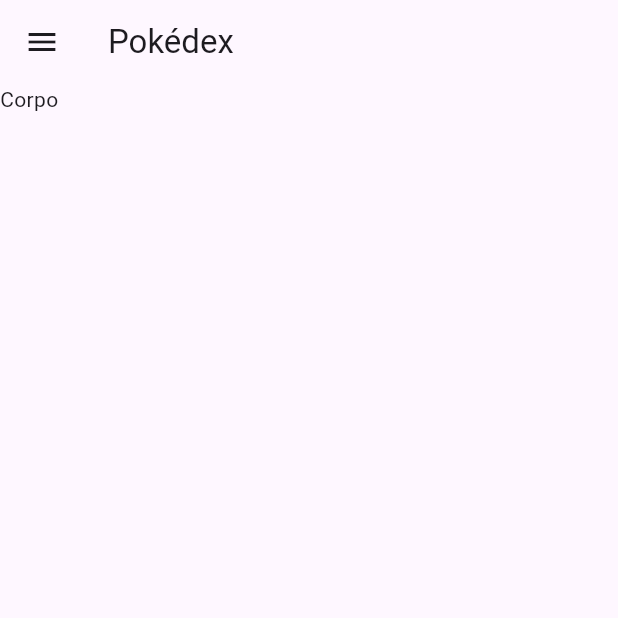
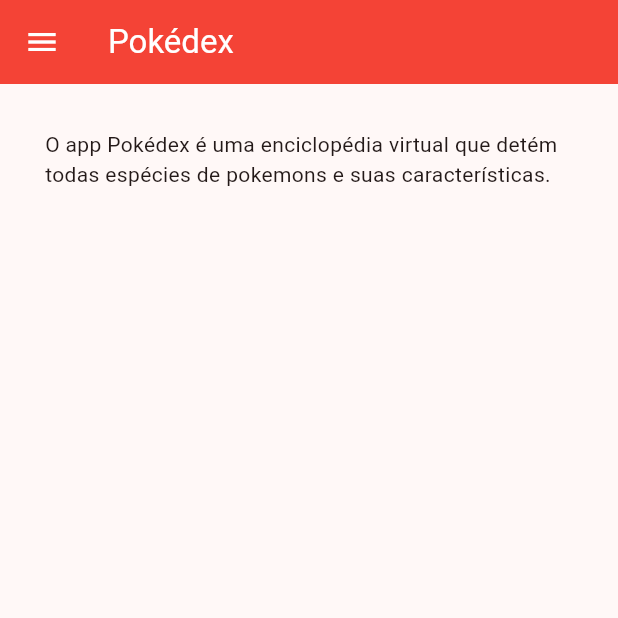
Before and after one commit to phelyppealex/pokedex-flutter, a Flutter app: the screen it shows after launch, on a phone screen of 412 x 824 dp, the top half of it. Run offline on Flutter 3.47's test engine with Material 3 defaults, Android fonts, the phone set to English and light mode, and no system bars; our stand-ins replace connectivity_plus, floor, sqflite; accounts and stored records are empty; generated files the repository leaves out were written again.

Commit message:
Telas captura e capiturados criadas

```diff
--- a/lib/dominio/pokemon.dart
+++ b/lib/dominio/pokemon.dart
@@ -6,10 +6,11 @@
   int? id;
   String nome;
   String especie;
-  double altura;
-  double peso;
+  int altura;
+  int peso;
   String habilidade;
   String tipo;
+  String imagem;
 
   Pokemon({
     this.id,
@@ -19,5 +20,6 @@
     required this.peso,
     required this.habilidade,
     required this.tipo,
+    required this.imagem,
   });
 }
--- a/lib/interface/tela_home.dart
+++ b/lib/interface/tela_home.dart
@@ -1,28 +1,69 @@
 
 import 'package:flutter/material.dart';
+import 'package:terceira_prova/interface/tela_captura.dart';
+import 'package:terceira_prova/interface/tela_pokemon_capturado.dart';
 import 'package:terceira_prova/interface/tela_sobre.dart';
+import 'package:terceira_prova/persistencia/pokemon_dao.dart';
+import 'package:terceira_prova/widget/sobre_app.dart';
 
 class TelaHome extends StatelessWidget {
-  const TelaHome({super.key});
+  final PokemonDao pokemonDao;
+
+  const TelaHome({
+    super.key,
+    required this.pokemonDao,
+  });
 
   @override
   Widget build(BuildContext context) {
     return Scaffold(
       appBar: AppBar(
-        title: Text('Pokédex'),
+        title: const Text('Pokédex'),
+        foregroundColor: Colors.white,
+        backgroundColor: Colors.red,
       ),
-      body: Text('Corpo'),
-      drawer: TextButton(
-        child: Text('sobre'),
+      body: const SobreApp(),
+      drawer: Drawer(
+        backgroundColor: Colors.white,
+        child: Column(
+          mainAxisAlignment: MainAxisAlignment.center,
+          children: [
+            TextButton(
+              child: const Text('CAPTURAR POKEMONS'),
               onPressed: () {
                 Navigator.push(
                   context,
                   MaterialPageRoute(
-              builder: (context) => TelaSobre()
+                    builder: (context) => TelaCaptura(pokemonDao: pokemonDao)
                   ),
                 );
-        } ,
+              },
             ),
+            TextButton(
+              child: const Text('POKEMONS CAPTURADOS'),
+              onPressed: () {
+                Navigator.push(
+                  context,
+                  MaterialPageRoute(
+                    builder: (context) => TelaPokemonCapturado(pokemonDao: pokemonDao)
+                  ),
+                );
+              },
+            ),
+            TextButton(
+              child: const Text('SOBRE NÓS'),
+              onPressed: () {
+                Navigator.push(
+                  context,
+                  MaterialPageRoute(
+                    builder: (context) => TelaSobre(pokemonDao: pokemonDao)
+                  ),
+                );
+              },
+            ),
+          ]
+        )
+      )
     );
   }
 }
--- a/lib/main.dart
+++ b/lib/main.dart
@@ -1,32 +1,37 @@
 import 'package:flutter/material.dart';
 import 'package:terceira_prova/interface/tela_home.dart';
+import 'package:terceira_prova/database/app_database.dart';
+import 'package:terceira_prova/persistencia/pokemon_dao.dart';
 
 Future<void> main() async {
   WidgetsFlutterBinding.ensureInitialized();
 
-  /*
   final database = await $FloorAppDatabase
     .databaseBuilder('app_database.db')
     .build();
 
-  final dao = database.professorDao;
-  */
+  final pokemonDao = database.pokemonDao;
 
-  runApp(const MyApp());
+  runApp(MyApp(pokemonDao: pokemonDao));
 }
 
 class MyApp extends StatelessWidget {
-  const MyApp({super.key});
+  final PokemonDao pokemonDao;
+  const MyApp({
+    super.key,
+    required this.pokemonDao
+  });
 
   @override
   Widget build(BuildContext context) {
     return MaterialApp(
+      debugShowCheckedModeBanner: false,
       title: 'Pokédex',
       theme: ThemeData(
-        colorScheme: ColorScheme.fromSeed(seedColor: Colors.deepPurple),
+        colorScheme: ColorScheme.fromSeed(seedColor: Colors.red),
         useMaterial3: true,
       ),
-      home: TelaHome(),
+      home: TelaHome(pokemonDao: pokemonDao),
     );
   }
 }
--- /dev/null
+++ b/lib/widget/sobre_app.dart
@@ -0,0 +1,19 @@
+import 'package:flutter/material.dart';
+
+class SobreApp extends StatelessWidget {
+  const SobreApp({super.key});
+
+  @override
+  Widget build(BuildContext context) {
+    return const Align(
+      child: Padding(
+        padding: EdgeInsets.all(30),
+        child: Column(
+          children: [
+            Text('O app Pokédex é uma enciclopédia virtual que detém todas espécies de pokemons e suas características.')
+          ]
+        ),
+      )
+    );
+  }
+}
--- a/pubspec.yaml
+++ b/pubspec.yaml
@@ -38,6 +38,8 @@
   floor: ^1.4.2
   url_launcher: ^6.2.2
   flutter_launcher_icons: ^0.13.1
+  connectivity_plus: ^5.0.2
+  http: ^1.1.2
 
 dev_dependencies:
   flutter_test:
```
Also changed, not shown: lib/interface/tela_captura.dart (added, +18 -0 lines), lib/interface/tela_pokemon_capturado.dart (added, +76 -0 lines), lib/interface/tela_sobre.dart (+8 -2 lines), lib/widget/listar_pokemon.dart (added, +129 -0 lines), lib/widget/tela_captura.dart (deleted, +0 -15 lines), images/pokebola.png (added), images/pokebola_sem_cor.png (added), lib/database/app_database.dart (renamed from lib/persistencia/app_database.dart), lib/database/app_database.g.dart, pubspec.lock, 1 other file. Lines whose indentation alone changed are shown as unchanged.
